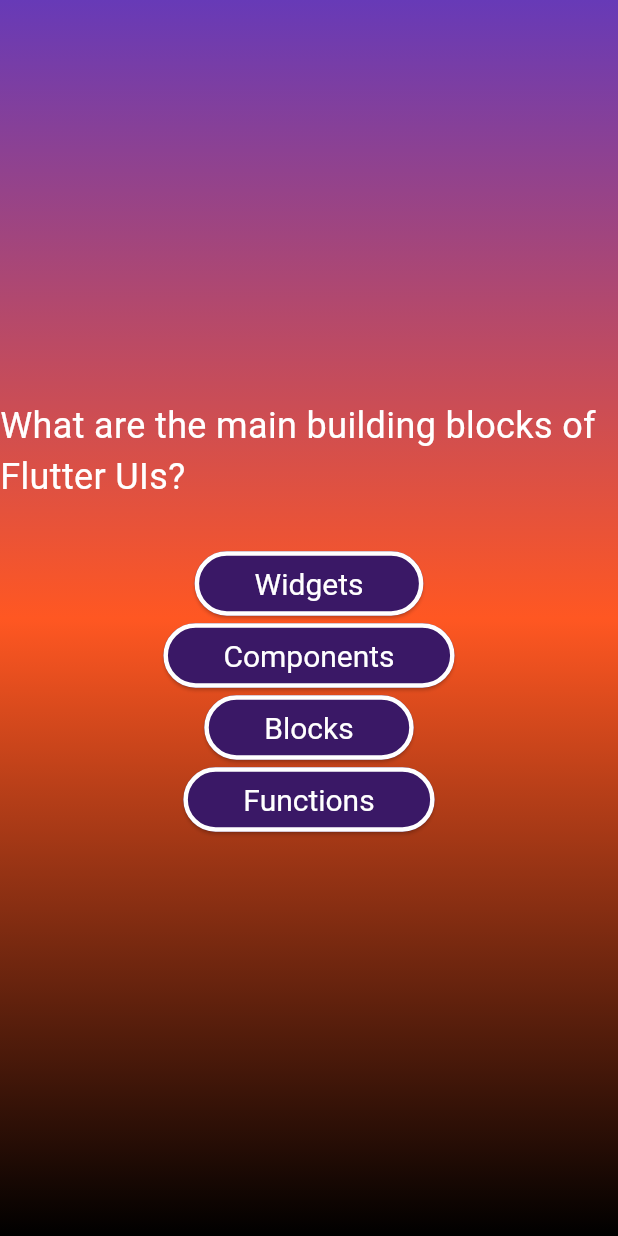
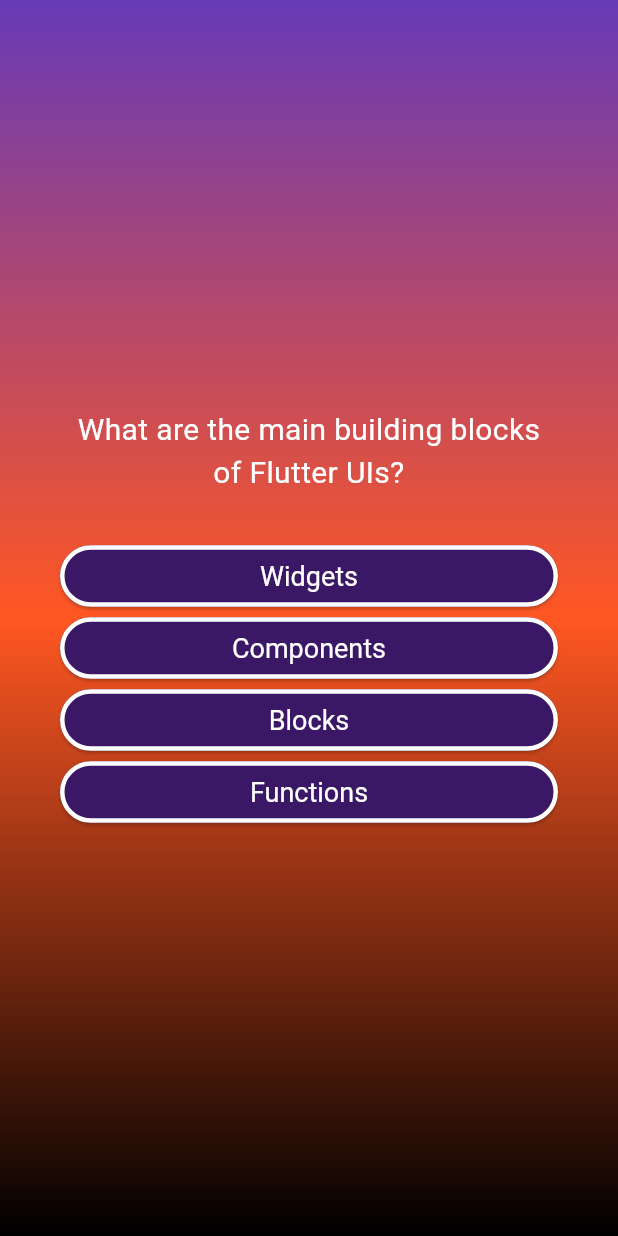
Before and after one commit to franedsandi/basics_adv, a Flutter app: the screen it shows after launch, after a tap on "Start Quiz", on a phone screen of 412 x 824 dp. Run offline on Flutter 3.47's test engine with Material 3 defaults, Android fonts, the phone set to English and light mode, and no system bars.

Commit message:
stiling a bit

```diff
--- a/lib/answer_button.dart
+++ b/lib/answer_button.dart
@@ -17,7 +17,7 @@
           ),
           foregroundColor: Colors.white,
           textStyle: const TextStyle(
-            fontSize: 20,
+            fontSize: 18,
           ),
           shape: RoundedRectangleBorder(
             borderRadius: BorderRadius.circular(30),
--- a/lib/questions_screen.dart
+++ b/lib/questions_screen.dart
@@ -18,13 +18,17 @@
     /* alternative to center the content , it can be used like flexbox (space betwen and all that) */
     return SizedBox(
       width: double.infinity,
+      child: Container(
+        margin: const EdgeInsets.all(40),
         child: Column(
           mainAxisAlignment: MainAxisAlignment.center,
+          crossAxisAlignment: CrossAxisAlignment.stretch,
           children: [
             Text(
               currentQuestions.text,
+              textAlign: TextAlign.center,
               style: const TextStyle(
-              fontSize: 24,
+                fontSize: 20,
                 color: Colors.white,
               ),
             ),
@@ -34,6 +38,7 @@
             }),
           ],
         ),
+      ),
     );
   }
 }
```
Lines whose indentation alone changed are shown as unchanged.
